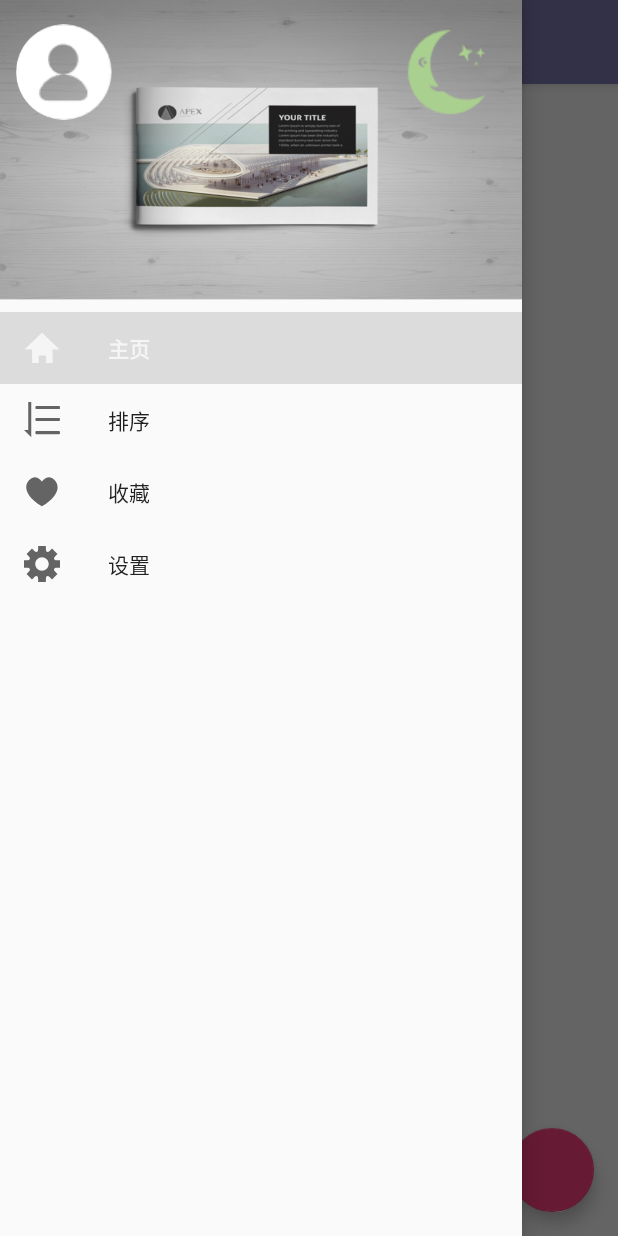
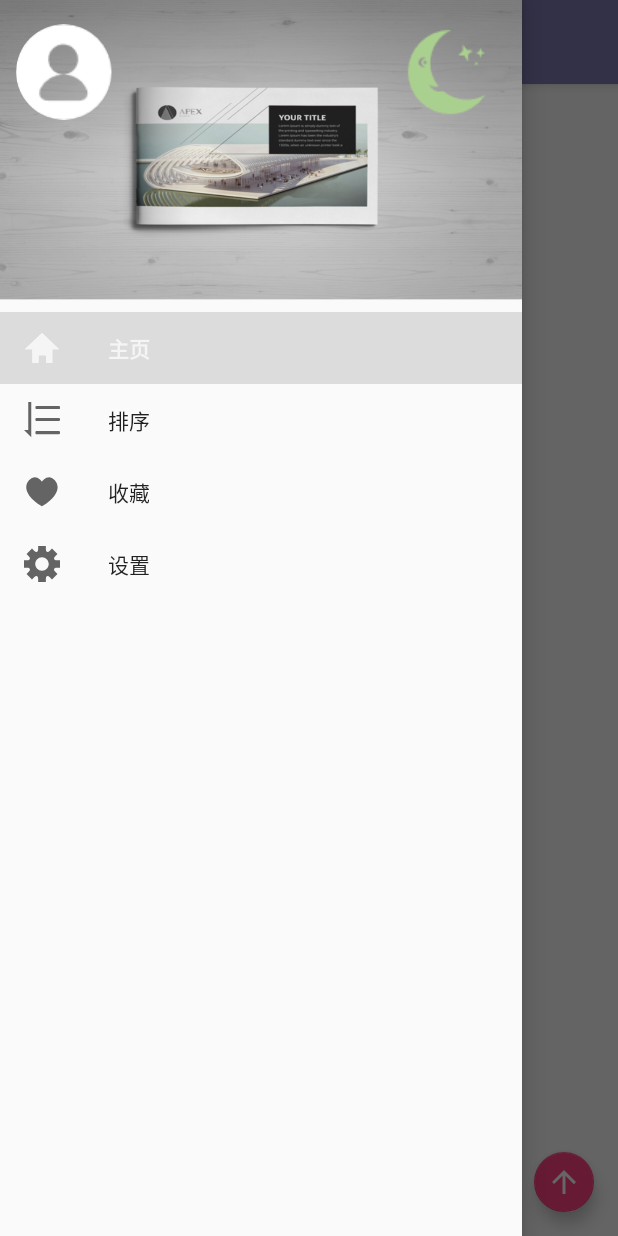
Before and after one commit to DingMouRen/WallPager, an Android app: the screen it shows after launch (MainActivity), after a tap on "打开", on a phone screen of 412 x 824 dp. Run offline under Robolectric (Android 15) with nearby library versions, the phone set to English and light mode, and no system bars; our stand-ins replace ButterKnife, CircleImageView, Dagger/Hilt's generated code; libraries missing offline, so code that uses them is left out: com.jiongbull.jlog, org.androidannotations.api, retrofit2.adapter.rxjava, rx.android.schedulers, rx.schedulers; pictures from the network do not load; 7 statements that could not run were skipped.

Commit message:
add fab'src

```diff
--- /dev/null
+++ b/app/src/main/res/drawable/ic_arrow_upward_black_24dp.xml
@@ -0,0 +1,9 @@
+<vector xmlns:android="http://schemas.android.com/apk/res/android"
+        android:width="24dp"
+        android:height="24dp"
+        android:viewportWidth="24.0"
+        android:viewportHeight="24.0">
+    <path
+        android:fillColor="#FFffffff"
+        android:pathData="M4,12l1.41,1.41L11,7.83V20h2V7.83l5.58,5.59L20,12l-8,-8 -8,8z"/>
+</vector>
--- a/app/src/main/res/layout/activity_main.xml
+++ b/app/src/main/res/layout/activity_main.xml
@@ -40,6 +40,8 @@
             android:layout_height="wrap_content"
             android:layout_marginBottom="@dimen/activity_horizontal_margin"
             android:layout_marginRight="@dimen/activity_horizontal_margin"
+            app:fabSize="mini"
+            android:src="@drawable/ic_arrow_upward_black_24dp"
             android:layout_gravity="bottom|right"
             app:layout_behavior="com.dingmouren.wallpager.utils.MyFABBehavior"
             />
```
